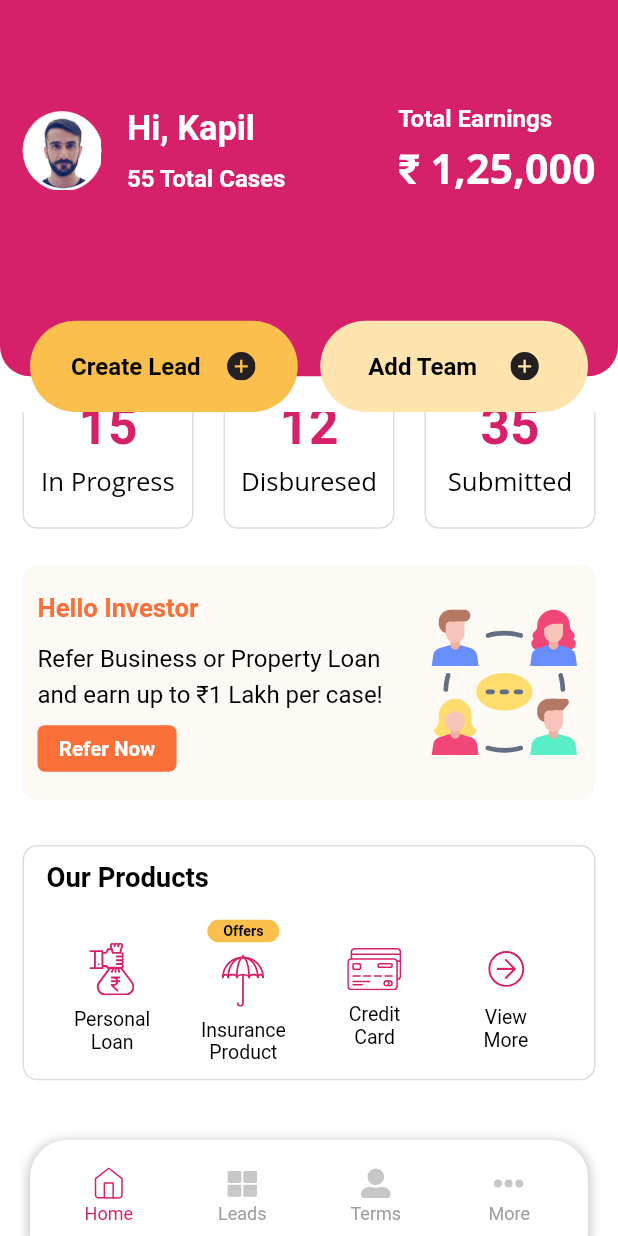
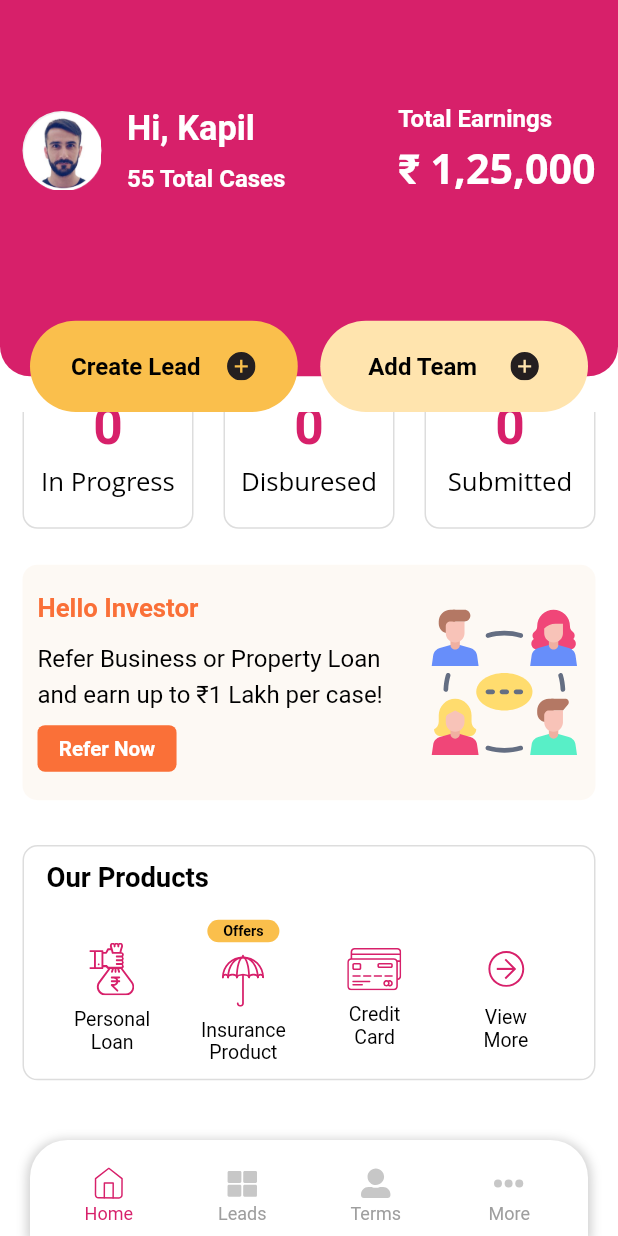
Before and after one commit to ShashankjGithub/investcraftpartner, a Flutter app: the BottomBarScreen screen opened directly, scrolled down 52 dp, on a phone screen of 412 x 824 dp. Run offline on Flutter 3.47's test engine with Material 2 defaults, Android fonts, the phone set to English and light mode, and no system bars; our stand-ins replace dotted_border, dropdown_button2, file_picker, flutter_screenutil, flutter_svg, fluttertoast and 3 more; accounts and stored records are empty; network calls fail; Roboto replaces fonts that are missing (Open Sans, Poppins); project files that could hold a hidden picture were left out.

Commit message:
31-10-2023-1

```diff
--- a/lib/config/appConfig.dart
+++ b/lib/config/appConfig.dart
@@ -12,6 +12,8 @@ const String save_bussiness_detail = "save-bussiness-detail";
 const String save_bank_detail = "save-bank-detail";
 const String save_kyc_detail = "save-kyc-detail";
 const String leads_view = "leads-view";
+const String get_lead_data = "get-lead-data";
+const String myqr = "myqr";
 
 
 
--- a/lib/main.dart
+++ b/lib/main.dart
@@ -2,6 +2,8 @@ import 'package:flutter/material.dart';
 import 'package:flutter/services.dart';
 import 'package:flutter_screenutil/flutter_screenutil.dart';
 import 'package:get/get.dart';
+import 'package:investcraftpartner/providers/leadDataProvider.dart';
+import 'package:investcraftpartner/providers/myQrProvider.dart';
 import 'package:investcraftpartner/providers/partnerFromDataProvider.dart';
 import 'package:investcraftpartner/screens/authScreens/authProvider.dart';
 import 'package:investcraftpartner/screens/leadsScreens/leadProvider.dart';
@@ -31,6 +33,8 @@ class MyApp extends StatelessWidget {
         ChangeNotifierProvider<PartnerOnBoardingProvider>(create: (context) => PartnerOnBoardingProvider()),
         ChangeNotifierProvider<AuthProvider>(create: (context) => AuthProvider()),
         ChangeNotifierProvider<LeadProvider>(create: (context) => LeadProvider()),
+        ChangeNotifierProvider<LeadDataProvider>(create: (context) => LeadDataProvider()),
+        ChangeNotifierProvider<MyQrProvider>(create: (context) => MyQrProvider()),
         ChangeNotifierProvider<PartnerFromDataProvider>(create: (context) => PartnerFromDataProvider()),
       ],
       child: ScreenUtilInit(
--- /dev/null
+++ b/lib/modals/leadDataModal.dart
@@ -0,0 +1,49 @@
+// To parse this JSON data, do
+//
+//     final leadDataModal = leadDataModalFromJson(jsonString);
+
+import 'dart:convert';
+
+LeadDataModal leadDataModalFromJson(String str) => LeadDataModal.fromJson(json.decode(str));
+
+String leadDataModalToJson(LeadDataModal data) => json.encode(data.toJson());
+
+class LeadDataModal {
+  String status;
+  dynamic registeredLeads;
+  dynamic leadsDisbursed;
+  dynamic leadsPotential;
+  dynamic leadsProcessed;
+  dynamic leadsRejected;
+  dynamic leadsApproved;
+
+  LeadDataModal({
+    required this.status,
+    required this.registeredLeads,
+    required this.leadsDisbursed,
+    required this.leadsPotential,
+    required this.leadsProcessed,
+    required this.leadsRejected,
+    required this.leadsApproved,
+  });
+
+  factory LeadDataModal.fromJson(Map<String, dynamic> json) => LeadDataModal(
+    status: json["status"],
+    registeredLeads: json["registered_leads"]??0,
+    leadsDisbursed: json["leads_disbursed"]??0,
+    leadsPotential: json["leads_potential"]??0,
+    leadsProcessed: json["leads_processed "]??0,
+    leadsRejected: json[" leads_rejected"]??0,
+    leadsApproved: json["leads_approved"]??0,
+  );
+
+  Map<String, dynamic> toJson() => {
+    "status": status,
+    "registered_leads": registeredLeads,
+    "leads_disbursed": leadsDisbursed,
+    "leads_potential": leadsPotential,
+    "leads_processed ": leadsProcessed,
+    " leads_rejected": leadsRejected,
+    "leads_approved": leadsApproved,
+  };
+}
--- /dev/null
+++ b/lib/modals/myQrCodeModal.dart
@@ -0,0 +1,121 @@
+// To parse this JSON data, do
+//
+//     final myQrCodeModal = myQrCodeModalFromJson(jsonString);
+
+import 'dart:convert';
+
+MyQrCodeModal myQrCodeModalFromJson(String str) => MyQrCodeModal.fromJson(json.decode(str));
+
+String myQrCodeModalToJson(MyQrCodeModal data) => json.encode(data.toJson());
+
+class MyQrCodeModal {
+  String statue;
+  UserDataQr userData;
+  dynamic personalDetail;
+
+  MyQrCodeModal({
+    required this.statue,
+    required this.userData,
+    required this.personalDetail,
+  });
+
+  factory MyQrCodeModal.fromJson(Map<String, dynamic> json) => MyQrCodeModal(
+    statue: json["statue"],
+    userData: UserDataQr.fromJson(json["user_data"]),
+    personalDetail: json["personal_detail"],
+  );
+
+  Map<String, dynamic> toJson() => {
+    "statue": statue,
+    "user_data": userData.toJson(),
+    "personal_detail": personalDetail,
+  };
+}
+
+class UserDataQr {
+  dynamic id;
+  dynamic parentId;
+  dynamic partnerId;
+  dynamic leadId;
+  dynamic memberId;
+  dynamic name;
+  dynamic email;
+  dynamic role;
+  dynamic gender;
+  dynamic dob;
+  dynamic accountStatus;
+  dynamic emailVerification;
+  dynamic mobile;
+  dynamic mobileVerification;
+  dynamic kycStatus;
+  dynamic qrImage;
+  dynamic resetPasswordToken;
+  DateTime createdAt;
+  DateTime updatedAt;
+
+  UserDataQr({
+    required this.id,
+    required this.parentId,
+    required this.partnerId,
+    required this.leadId,
+    required this.memberId,
+    required this.name,
+    required this.email,
+    required this.role,
+    required this.gender,
+    required this.dob,
+    required this.accountStatus,
+    required this.emailVerification,
+    required this.mobile,
+    required this.mobileVerification,
+    required this.kycStatus,
+    required this.qrImage,
+    required this.resetPasswordToken,
+    required this.createdAt,
+    required this.updatedAt,
+  });
+
+  factory UserDataQr.fromJson(Map<String, dynamic> json) => UserDataQr(
+    id: json["id"],
+    parentId: json["parent_id"],
+    partnerId: json["partner_id"],
+    leadId: json["lead_id"],
+    memberId: json["member_id"],
+    name: json["name"],
+    email: json["email"],
+    role: json["role"],
+    gender: json["gender"],
+    dob: json["dob"],
+    accountStatus: json["account_status"],
+    emailVerification: json["email_verification"],
+    mobile: json["mobile"],
+    mobileVerification: json["mobile_verification"],
+    kycStatus: json["kyc_status"],
+    qrImage: json["qr_image"],
+    resetPasswordToken: json["reset_password_token"],
+    createdAt: DateTime.parse(json["created_at"]),
+    updatedAt: DateTime.parse(json["updated_at"]),
+  );
+
+  Map<String, dynamic> toJson() => {
+    "id": id,
+    "parent_id": parentId,
+    "partner_id": partnerId,
+    "lead_id": leadId,
+    "member_id": memberId,
+    "name": name,
+    "email": email,
+    "role": role,
+    "gender": gender,
+    "dob": dob,
+    "account_status": accountStatus,
+    "email_verification": emailVerification,
+    "mobile": mobile,
+    "mobile_verification": mobileVerification,
+    "kyc_status": kycStatus,
+    "qr_image": qrImage,
+    "reset_password_token": resetPasswordToken,
+    "created_at": createdAt.toIso8601String(),
+    "updated_at": updatedAt.toIso8601String(),
+  };
+}
--- /dev/null
+++ b/lib/providers/leadDataProvider.dart
@@ -0,0 +1,26 @@
+import 'package:flutter/cupertino.dart';
+import 'package:investcraftpartner/screens/authScreens/authProvider.dart';
+import 'package:investcraftpartner/services/apiServices.dart';
+import 'package:provider/provider.dart';
+
+import '../config/appConfig.dart';
+import '../modals/leadDataModal.dart';
+
+class LeadDataProvider extends ChangeNotifier{
+  LeadDataModal? leadData;
+
+
+  getLeadData(BuildContext context){
+    final AuthProvider ap = Provider.of(context,listen: false);
+    if (leadData!=null) {
+      leadData = null;
+    }
+    ApiServices().getData(get_lead_data,tocken: ap.tokenn).then((response) {
+      if(response!=null){
+        leadData = leadDataModalFromJson(response.body);
+        notifyListeners();
+      }
+    });
+    notifyListeners();
+  }
+}
--- /dev/null
+++ b/lib/providers/myQrProvider.dart
@@ -0,0 +1,24 @@
+import 'package:flutter/cupertino.dart';
+import 'package:provider/provider.dart';
+
+import '../config/appConfig.dart';
+import '../modals/myQrCodeModal.dart';
+import '../screens/authScreens/authProvider.dart';
+import '../services/apiServices.dart';
+
+class MyQrProvider extends ChangeNotifier{
+  UserDataQr? qrData;
+  getQrData(BuildContext context){
+    final AuthProvider ap = Provider.of(context,listen: false);
+    if (qrData!=null) {
+      qrData=null;
+    }
+    ApiServices().getData(myqr,tocken: ap.tokenn).then((response) {
+      if(response!=null){
+        qrData = myQrCodeModalFromJson(response.body).userData;
+        notifyListeners();
+      }
+    });
+    notifyListeners();
+  }
+}
--- a/lib/screens/homeScreens/homeScreen.dart
+++ b/lib/screens/homeScreens/homeScreen.dart
@@ -5,7 +5,9 @@ import 'package:flutter_svg/flutter_svg.dart';
 import 'package:gap/gap.dart';
 import 'package:investcraftpartner/config/themeConfig.dart';
 import 'package:investcraftpartner/generated/assets.dart';
+import 'package:provider/provider.dart';
 
+import '../../providers/leadDataProvider.dart';
 import '../leadsScreens/createLeadScreen.dart';
 import '../partnerOnBoardingScreen/basicDetailOnboardingScreen.dart';
 
@@ -20,6 +22,7 @@ class _HomeScreenState extends State<HomeScreen> {
   @override
   Widget build(BuildContext context) {
     final Size size = MediaQuery.of(context).size;
+    final LeadDataProvider ldp = context.watch<LeadDataProvider>();
     SystemChrome.setSystemUIOverlayStyle(SystemUiOverlayStyle(
       statusBarColor: mainColor,
     ));
@@ -200,20 +203,21 @@ class _HomeScreenState extends State<HomeScreen> {
                     left: 15, right: 15, top: 20, bottom: 10),
                 child: Column(
                   children: [
+
                     Row(
                       children: [
                         DecoractionContainer(
-                          number: "15",
+                          number: "${ldp.leadData==null?0:ldp.leadData!.leadsProcessed}",
                           title: "In Progress",
                         ),
                         Gap(20),
                         DecoractionContainer(
-                          number: "12",
+                          number: "${ldp.leadData==null?0:ldp.leadData!.leadsDisbursed}",
                           title: "Disburesed",
                         ),
                         Gap(20),
                         DecoractionContainer(
-                          number: "35",
+                          number: "${ldp.leadData==null?0:ldp.leadData!.registeredLeads}",
                           title: "Submitted",
                         ),
                       ],
--- a/lib/screens/leadsScreens/createLeadScreen.dart
+++ b/lib/screens/leadsScreens/createLeadScreen.dart
@@ -7,6 +7,7 @@ import 'package:flutter_screenutil/flutter_screenutil.dart';
 import 'package:flutter_svg/svg.dart';
 import 'package:gap/gap.dart';
 import 'package:investcraftpartner/providers/partnerFromDataProvider.dart';
+import 'package:investcraftpartner/services/getLabels.dart';
 import 'package:provider/provider.dart';
 
 import '../../config/themeConfig.dart';
@@ -187,7 +188,10 @@ class _CreateLeadScreenState extends State<CreateLeadScreen> {
 
 
   Widget PersonalDetailWidget(LeadProvider lp){
+    final PartnerFromDataProvider fp = Provider.of<PartnerFromDataProvider>(context,listen: false);
     return SingleChildScrollView(
+      child: Form(
+        key: lp.personalDetailKey,
         child: Column(
           children: [
             Padding(
@@ -196,8 +200,13 @@ class _CreateLeadScreenState extends State<CreateLeadScreen> {
                 children: [
                   TextFieldCustom(
                     hint: "",clt: lp.nameClt,
-                  title: "Name",
+                    title: getLabel(label: "NAME_LABEL", form: fp.leadFormPersonal!),
                     textCapitalization: TextCapitalization.characters,
+                    validator: (v){
+                      if (v!.isEmpty) {
+                        return getLabel(label: "NAME_LABEL", form: fp.leadFormPersonal!);
+                      }
+                    },
                   ),
                   Gap(25.h),
                   TextFieldCustom(
@@ -206,24 +215,36 @@ class _CreateLeadScreenState extends State<CreateLeadScreen> {
                     title: "Last Name",
 
                     textCapitalization: TextCapitalization.characters,
+
                   ),
                   Gap(25.h),
                   TextFieldCustom(
                     hint: "",clt: lp.mobileClt,
-                  title: "Mobile Number",
+                    title: getLabel(label: "MOBILE_NUMBER_LABEL", form: fp.leadFormPersonal!),
+                    type: TextInputType.number,
                     textCapitalization: TextCapitalization.characters,
+                    validator: (v){
+                      if (v!.isEmpty) {
+                        return getLabel(label: "MOBILE_NUMBER_LABEL", form: fp.leadFormPersonal!);
+                      }
+                    },
                   ),
                   Gap(25.h),
                   TextFieldCustom(
                     hint: "",clt: lp.emailClt,
-                  title: "Email",
+                    title: getLabel(label: "EMAIL_LABEL", form: fp.leadFormPersonal!),
                     textCapitalization: TextCapitalization.characters,
+                    validator: (v){
+                      if (v!.isEmpty) {
+                        return getLabel(label: "EMAIL_LABEL", form: fp.leadFormPersonal!);
+                      }
+                    },
                   ),
                   Gap(25.h),
                   Row(
                     children: [
                       Text(
-                      'Gender',
+                        getLabel(label: "GENDER_LABEL", form: fp.leadFormPersonal!),
                         style: TextStyle(
                           color: Colors.black,
                           fontSize: 16,
@@ -259,14 +280,28 @@ class _CreateLeadScreenState extends State<CreateLeadScreen> {
                     hint: "",clt: lp.panCardClt,
                     title: "PAN Number",
                     textCapitalization: TextCapitalization.characters,
+                    validator: (v){
+                      if (v!.isEmpty) {
+                        return "Pan Number";
+                      }
+                    },
                   ),
                   Gap(25.h),
-                CustomizeDatePicker(clt: lp.dobClt,text: "Date Of Birth"),
+                  CustomizeDatePicker(clt: lp.dobClt,text: getLabel(label: "DATE_OF_BIRTH", form: fp.leadFormPersonal!), validator: (v){
+                    if (v!.isEmpty) {
+                      return  getLabel(label: "DATE_OF_BIRTH", form: fp.leadFormPersonal!);
+                    }
+                  },),
                   Gap(25.h),
                   TextFieldCustom(
                     hint: "",clt: lp.motherNameClt,
-                  title: "Mother's Name",
+                    title:  getLabel(label: "MOTHER_NAME_LABEL", form: fp.leadFormPersonal!),
                     textCapitalization: TextCapitalization.characters,
+                    validator: (v){
+                      if (v!.isEmpty) {
+                        return getLabel(label: "MOTHER_NAME_LABEL", form: fp.leadFormPersonal!);
+                      }
+                    },
                   ),
                   Gap(25.h),
                 ],
@@ -274,15 +309,22 @@ class _CreateLeadScreenState extends State<CreateLeadScreen> {
             ),
             CustomNextButton(
               onTap: (){
+                if (lp.personalDetailKey.currentState!.validate()) {
                   lp.changeEmployeeDetailSumbiterd();
+                }
+
               },
             )
           ],
         ),
+      ),
     );
   }
   Widget EmployeeDetailWidget(LeadProvider lp,Size size){
+    final PartnerFromDataProvider fp = Provider.of<PartnerFromDataProvider>(context,listen: false);
     return SingleChildScrollView(
+      child: Form(
+        key: lp.employeeDetailKey,
         child: Column(
           children: [
             Padding(
@@ -626,6 +668,7 @@ class _CreateLeadScreenState extends State<CreateLeadScreen> {
             )
           ],
         ),
+      ),
     );
   }
   Widget DocumentUploadeWidget(LeadProvider lp,Size size){
--- a/lib/screens/leadsScreens/leadProvider.dart
+++ b/lib/screens/leadsScreens/leadProvider.dart
@@ -53,7 +53,7 @@ class LeadProvider extends ChangeNotifier {
   PageController pageController = PageController();
 
   ///////////////////// Personal Detail fields///////////////////
-
+  final personalDetailKey = GlobalKey<FormState>();
   TextEditingController nameClt = TextEditingController();
   TextEditingController lastnameClt = TextEditingController();
   TextEditingController emailClt = TextEditingController();
@@ -69,7 +69,7 @@ class LeadProvider extends ChangeNotifier {
   }
 
   ///////////////////////// Employee Detail ////////////////////////
-
+  final  employeeDetailKey = GlobalKey<FormState>();
   String employeeType = "Salaried";
 
   changeEmployeeType(value) {
--- a/lib/widgets/bottomBar.dart
+++ b/lib/widgets/bottomBar.dart
@@ -8,6 +8,8 @@ import 'package:provider/provider.dart';
 
 import '../config/themeConfig.dart';
 import '../generated/assets.dart';
+import '../providers/leadDataProvider.dart';
+import '../providers/myQrProvider.dart';
 
 
 
@@ -65,6 +67,8 @@ class _BottomBarScreenState extends State<BottomBarScreen> {
   getLead(){
     WidgetsBinding.instance.addPostFrameCallback((timeStamp) {
       context.read<LeadProvider>().getLead(context);
+      context.read<LeadDataProvider>().getLeadData(context);
+      context.read<MyQrProvider>().getQrData(context);
     });
   }
 
```
Lines whose indentation alone changed are shown as unchanged.
